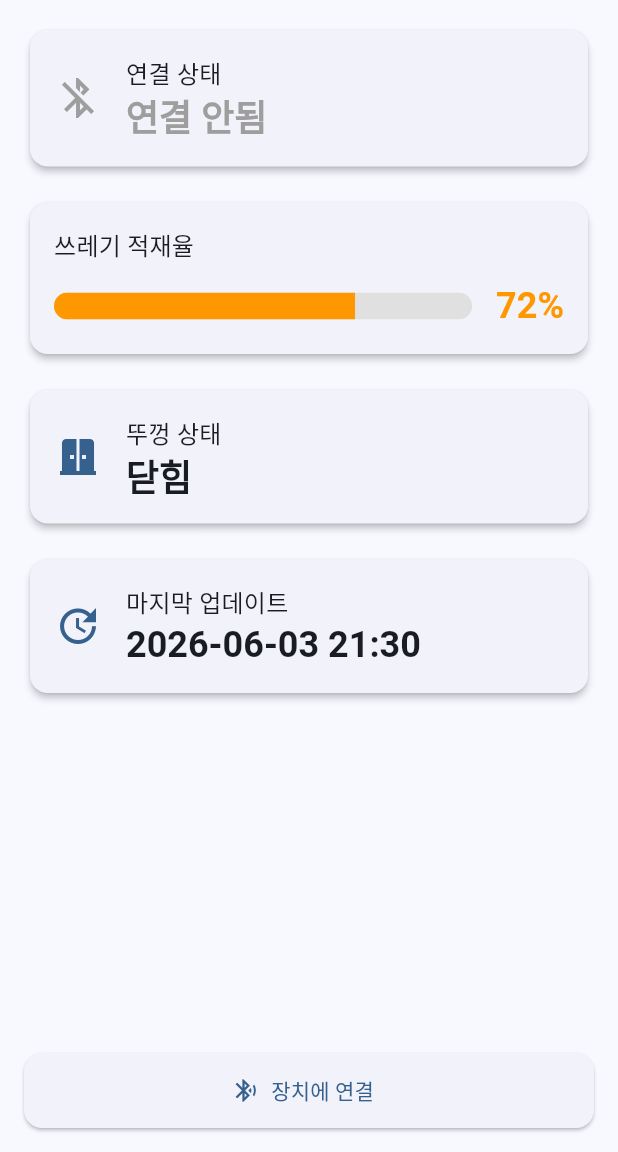
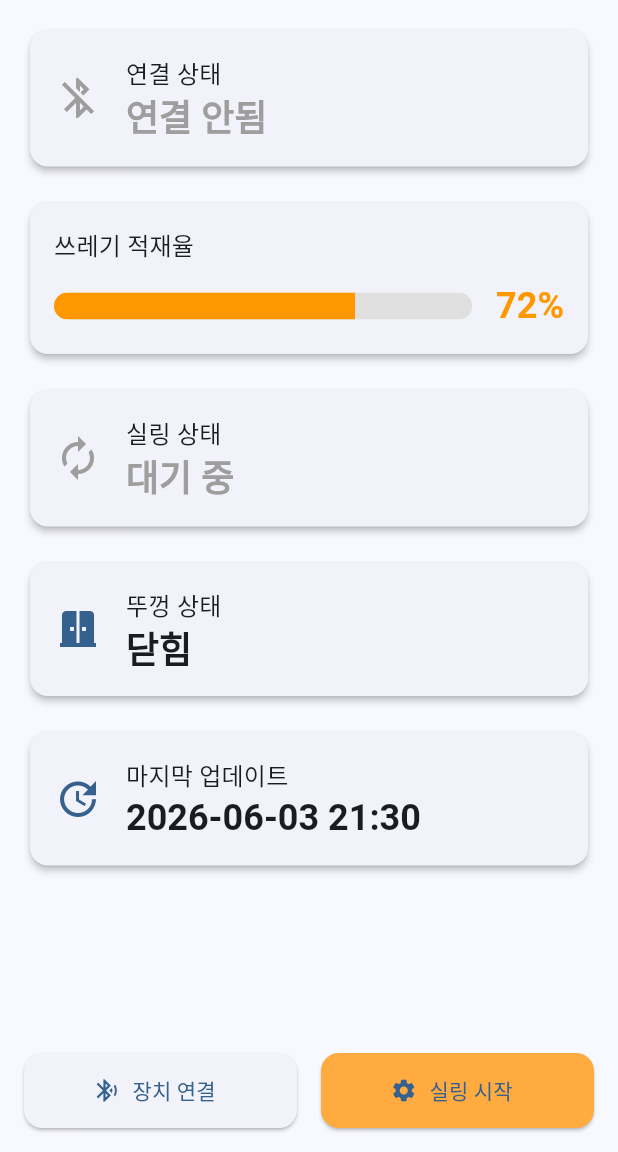
Before and after one commit to HP657/GarbageBox-ESP32-Flutter, a Flutter app: the screen it shows after launch, on a phone screen of 412 x 824 dp, the part 84-1236 px from its top. Run offline on Flutter 3.47's test engine with Material 3 defaults, Android fonts, the phone set to English and light mode, and no system bars; Roboto replaces fonts that are missing (Pretendard).

Commit message:
Develop #2

```diff
--- a/lib/screens/home_screen.dart
+++ b/lib/screens/home_screen.dart
@@ -14,8 +14,44 @@ class _HomeScreenState extends State<HomeScreen> {
   double _garbageLevel = 0.72; // 72%
   bool _isLidOpen = false;
   DateTime _lastUpdated = DateTime(2026, 6, 3, 21, 30);
+  String _sealingStatus = '대기 중'; // 대기 중, 실링 중, 실링 완료
+  bool _isSealing = false;
 
   // TODO: 실시간 상태 갱신 (BLE 서비스로부터 데이터를 받아 상태를 업데이트)
+
+  void _handleSealing() async {
+    if (_isSealing) return;
+
+    setState(() {
+      _isSealing = true;
+      _sealingStatus = '실링 중...';
+    });
+
+    // 실링 과정 시뮬레이션 (3초)
+    await Future.delayed(const Duration(seconds: 3));
+
+    setState(() {
+      _sealingStatus = '실링 완료';
+      _garbageLevel = 0.0; // 쓰레기통 비우기
+      _lastUpdated = DateTime.now();
+    });
+
+    if (mounted) {
+      ScaffoldMessenger.of(context).showSnackBar(
+        const SnackBar(
+          content: Text('쓰레기 봉투 실링 및 교체가 완료되었습니다.'),
+          duration: Duration(seconds: 3),
+        ),
+      );
+    }
+
+    // 5초 후 다시 대기 상태로 변경
+    await Future.delayed(const Duration(seconds: 5));
+    setState(() {
+      _sealingStatus = '대기 중';
+      _isSealing = false;
+    });
+  }
 
   @override
   Widget build(BuildContext context) {
@@ -39,6 +75,13 @@ class _HomeScreenState extends State<HomeScreen> {
             _buildGarbageLevelCard(),
             const SizedBox(height: 16),
             _buildStatusCard(
+              icon: Icons.autorenew,
+              title: '실링 상태',
+              content: _sealingStatus,
+              color: _isSealing ? Theme.of(context).colorScheme.primary : Colors.grey,
+            ),
+            const SizedBox(height: 16),
+            _buildStatusCard(
               icon: Icons.door_sliding,
               title: '뚜껑 상태',
               content: _isLidOpen ? '열림' : '닫힘',
@@ -51,7 +94,10 @@ class _HomeScreenState extends State<HomeScreen> {
             ),
             const Spacer(),
             // TODO: BLE 스캔 및 연결 버튼 구현
-            SizedBox(
+            Row(
+              children: [
+                Expanded(
+                  child: SizedBox(
                     height: 50,
                     child: ElevatedButton.icon(
                       icon: const Icon(Icons.bluetooth_searching),
@@ -59,13 +105,33 @@ class _HomeScreenState extends State<HomeScreen> {
                         // TODO: BLE 스캔 기능
                         // TODO: BLE 자동 연결
                       },
-                label: const Text('장치에 연결'),
+                      label: const Text('장치 연결'),
                       style: ElevatedButton.styleFrom(
                         shape: RoundedRectangleBorder(
                           borderRadius: BorderRadius.circular(12),
                         ),
                       ),
                     ),
+                  ),
+                ),
+                const SizedBox(width: 16),
+                Expanded(
+                  child: SizedBox(
+                    height: 50,
+                    child: ElevatedButton.icon(
+                      icon: const Icon(Icons.settings),
+                      onPressed: _isSealing ? null : _handleSealing,
+                      label: const Text('실링 시작'),
+                      style: ElevatedButton.styleFrom(
+                        backgroundColor: Colors.orangeAccent,
+                        shape: RoundedRectangleBorder(
+                          borderRadius: BorderRadius.circular(12),
+                        ),
+                      ),
+                    ),
+                  ),
+                ),
+              ],
             ),
           ],
         ),
```
Lines whose indentation alone changed are shown as unchanged.
